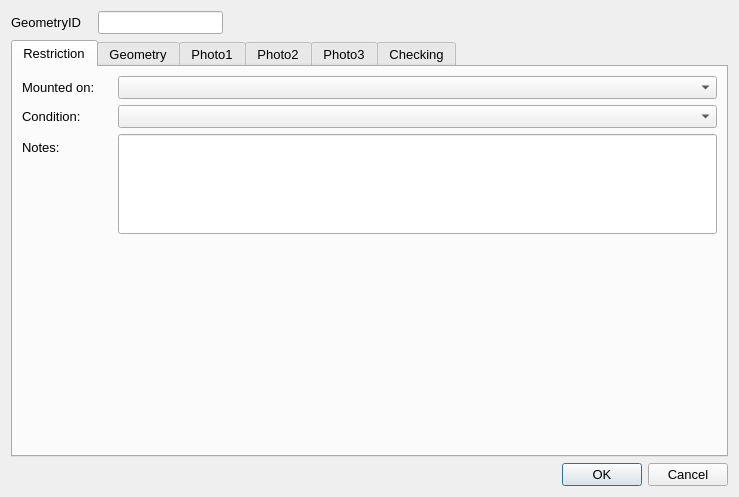
First picture: the form in ui/StreetNamePlates.ui, repository tlh22/demandForm, before the edit.
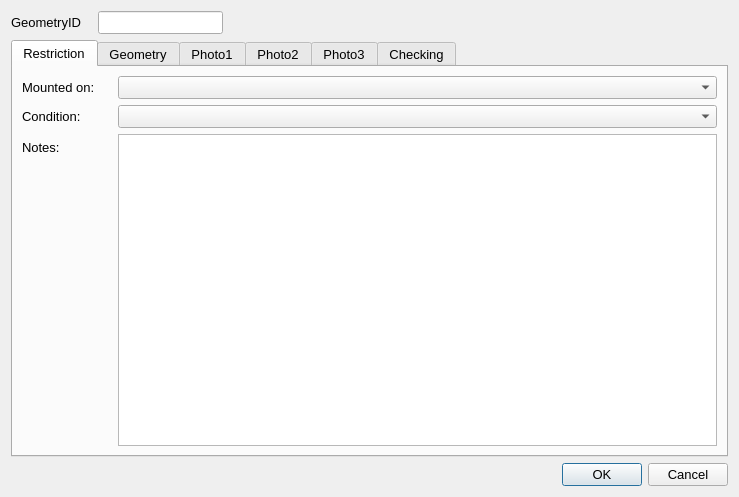
Second picture: the form after the edit. Icons and pictures are not drawn.

```diff
--- a/ui/StreetNamePlates.ui
+++ b/ui/StreetNamePlates.ui
@@ -146,17 +146,7 @@
         </widget>
        </item>
        <item row="7" column="1">
-        <widget class="QLineEdit" name="Notes">
-         <property name="minimumSize">
-          <size>
-           <width>0</width>
-           <height>100</height>
-          </size>
-         </property>
-         <property name="alignment">
-          <set>Qt::AlignLeading|Qt::AlignLeft|Qt::AlignTop</set>
-         </property>
-        </widget>
+        <widget class="QTextEdit" name="Notes"/>
        </item>
       </layout>
      </widget>
```
